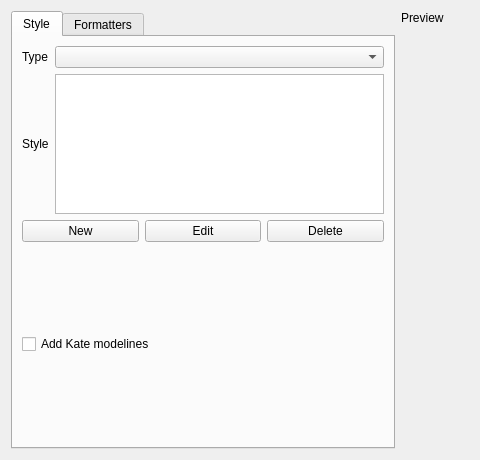
Old version of the form plugins/sourceformatter/sourceformattersettings.ui in the repository KDE/kdevelop; both pictures show x 0 to 480 and y 0 to 460 of the 821 by 460 pixel window.
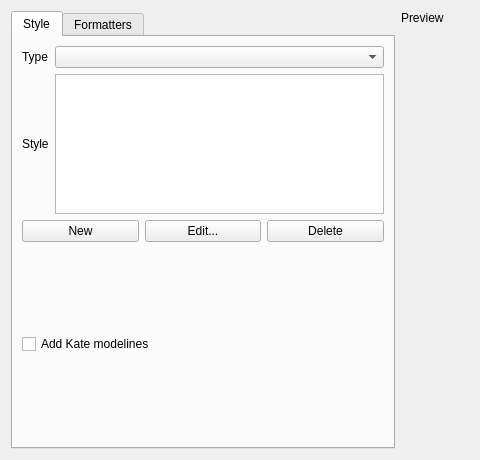
New version of the form. Custom widgets are drawn as their Qt base class.

Commit message: Properl indicate the Edit opens a subdialog with an ellipsis BUG:179485

What changed in the file:
```diff
--- a/plugins/sourceformatter/sourceformattersettings.ui
+++ b/plugins/sourceformatter/sourceformattersettings.ui
@@ -84,7 +84,7 @@
            <item>
             <widget class="KPushButton" name="btnEditStyle" >
              <property name="text" >
-              <string>Edit</string>
+              <string>Edit...</string>
              </property>
             </widget>
            </item>
```
